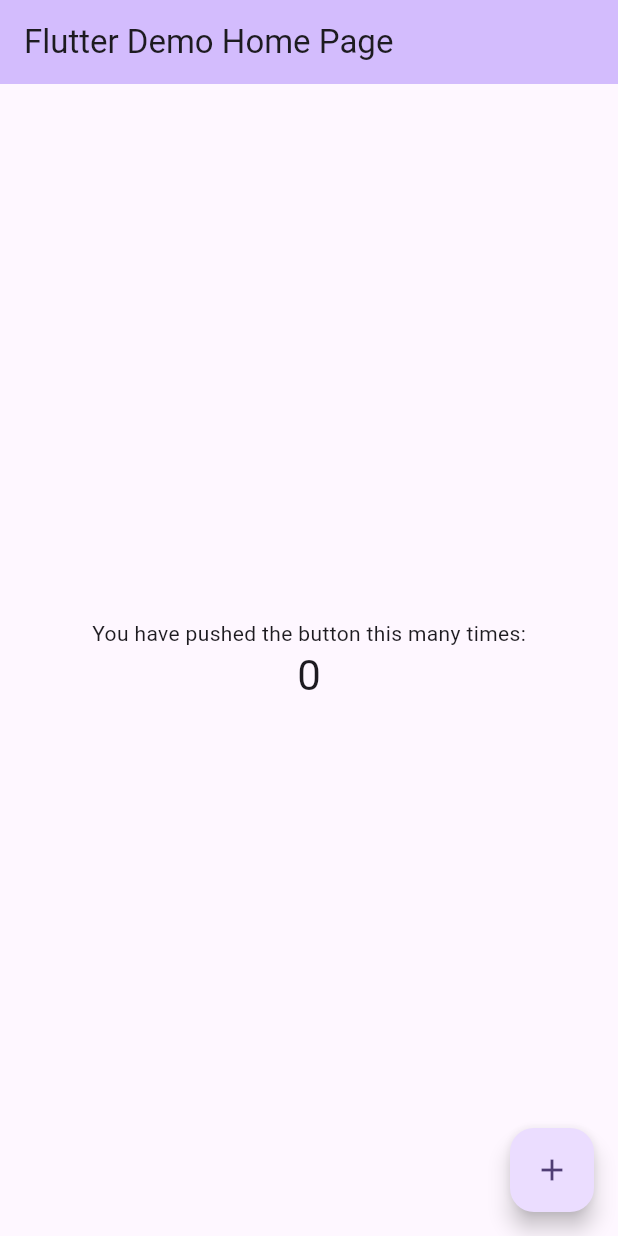
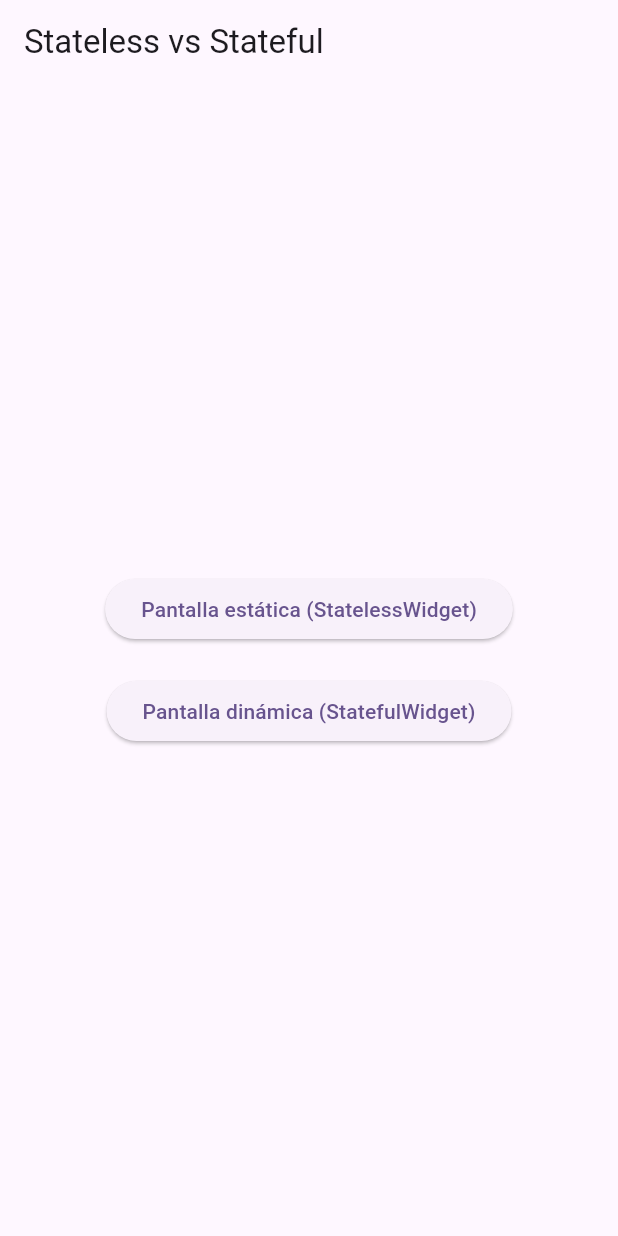
Before and after one commit to martin3093/manazco-flutter-002, a Flutter app: the screen it shows after launch, on a phone screen of 412 x 824 dp. Run offline on Flutter 3.47's test engine with Material 3 defaults, Android fonts, the phone set to English and light mode, and no system bars.

Commit message:
Prueba el prompt 1
Se agrega el directorio screens con los siguientes archivos
Se agrega el archivo con la clase  StaticScreen que extiende de StatelessWidget
Se agrega el archivo con la clase CounterScreen que extiende de StatefulWidget
Se agrega el archivo con la clase  HomeScreen que utiliza las clases StaticScreen y CounterScreen
La clase HomeScreen crea los botones pantalla estatica y  pantalla dinamica que llaman a las clases
StaticScreen y CounterScreen

```diff
--- a/lib/main.dart
+++ b/lib/main.dart
@@ -1,4 +1,5 @@
 import 'package:flutter/material.dart';
+import 'screens/home_screen.dart';
 
 void main() {
   runApp(const MyApp());
@@ -7,116 +8,14 @@ void main() {
 class MyApp extends StatelessWidget {
   const MyApp({super.key});
 
-  // This widget is the root of your application.
   @override
   Widget build(BuildContext context) {
     return MaterialApp(
-      title: 'Flutter Demo',
+      title: 'Stateless vs Stateful',
       theme: ThemeData(
-        // This is the theme of your application.
-        //
-        // TRY THIS: Try running your application with "flutter run". You'll see
-        // the application has a purple toolbar. Then, without quitting the app,
-        // try changing the seedColor in the colorScheme below to Colors.green
-        // and then invoke "hot reload" (save your changes or press the "hot
-        // reload" button in a Flutter-supported IDE, or press "r" if you used
-        // the command line to start the app).
-        //
-        // Notice that the counter didn't reset back to zero; the application
-        // state is not lost during the reload. To reset the state, use hot
-        // restart instead.
-        //
-        // This works for code too, not just values: Most code changes can be
-        // tested with just a hot reload.
         colorScheme: ColorScheme.fromSeed(seedColor: Colors.deepPurple),
       ),
-      home: const MyHomePage(title: 'Flutter Demo Home Page'),
+      home: const HomeScreen(),
     );
   }
 }
-
-class MyHomePage extends StatefulWidget {
-  const MyHomePage({super.key, required this.title});
-
-  // This widget is the home page of your application. It is stateful, meaning
-  // that it has a State object (defined below) that contains fields that affect
-  // how it looks.
-
-  // This class is the configuration for the state. It holds the values (in this
-  // case the title) provided by the parent (in this case the App widget) and
-  // used by the build method of the State. Fields in a Widget subclass are
-  // always marked "final".
-
-  final String title;
-
-  @override
-  State<MyHomePage> createState() => _MyHomePageState();
-}
-
-class _MyHomePageState extends State<MyHomePage> {
-  int _counter = 0;
-
-  void _incrementCounter() {
-    setState(() {
-      // This call to setState tells the Flutter framework that something has
-      // changed in this State, which causes it to rerun the build method below
-      // so that the display can reflect the updated values. If we changed
-      // _counter without calling setState(), then the build method would not be
-      // called again, and so nothing would appear to happen.
-      _counter++;
-    });
-  }
-
-  @override
-  Widget build(BuildContext context) {
-    // This method is rerun every time setState is called, for instance as done
-    // by the _incrementCounter method above.
-    //
-    // The Flutter framework has been optimized to make rerunning build methods
-    // fast, so that you can just rebuild anything that needs updating rather
-    // than having to individually change instances of widgets.
-    return Scaffold(
-      appBar: AppBar(
-        // TRY THIS: Try changing the color here to a specific color (to
-        // Colors.amber, perhaps?) and trigger a hot reload to see the AppBar
-        // change color while the other colors stay the same.
-        backgroundColor: Theme.of(context).colorScheme.inversePrimary,
-        // Here we take the value from the MyHomePage object that was created by
-        // the App.build method, and use it to set our appbar title.
-        title: Text(widget.title),
-      ),
-      body: Center(
-        // Center is a layout widget. It takes a single child and positions it
-        // in the middle of the parent.
-        child: Column(
-          // Column is also a layout widget. It takes a list of children and
-          // arranges them vertically. By default, it sizes itself to fit its
-          // children horizontally, and tries to be as tall as its parent.
-          //
-          // Column has various properties to control how it sizes itself and
-          // how it positions its children. Here we use mainAxisAlignment to
-          // center the children vertically; the main axis here is the vertical
-          // axis because Columns are vertical (the cross axis would be
-          // horizontal).
-          //
-          // TRY THIS: Invoke "debug painting" (choose the "Toggle Debug Paint"
-          // action in the IDE, or press "p" in the console), to see the
-          // wireframe for each widget.
-          mainAxisAlignment: MainAxisAlignment.center,
-          children: <Widget>[
-            const Text('You have pushed the button this many times:'),
-            Text(
-              '$_counter',
-              style: Theme.of(context).textTheme.headlineMedium,
-            ),
-          ],
-        ),
-      ),
-      floatingActionButton: FloatingActionButton(
-        onPressed: _incrementCounter,
-        tooltip: 'Increment',
-        child: const Icon(Icons.add),
-      ), // This trailing comma makes auto-formatting nicer for build methods.
-    );
-  }
-}
--- /dev/null
+++ b/lib/screens/home_screen.dart
@@ -0,0 +1,42 @@
+import 'package:flutter/material.dart';
+import 'static_screen.dart';
+import 'counter_screen.dart';
+
+class HomeScreen extends StatelessWidget {
+  const HomeScreen({super.key});
+
+  @override
+  Widget build(BuildContext context) {
+    return Scaffold(
+      appBar: AppBar(title: const Text('Stateless vs Stateful')),
+      body: Center(
+        child: Column(
+          mainAxisAlignment: MainAxisAlignment.center,
+          children: [
+            ElevatedButton(
+              onPressed: () {
+                Navigator.push(
+                  context,
+                  MaterialPageRoute(builder: (context) => const StaticScreen()),
+                );
+              },
+              child: const Text('Pantalla estática (StatelessWidget)'),
+            ),
+            const SizedBox(height: 20),
+            ElevatedButton(
+              onPressed: () {
+                Navigator.push(
+                  context,
+                  MaterialPageRoute(
+                    builder: (context) => const CounterScreen(),
+                  ),
+                );
+              },
+              child: const Text('Pantalla dinámica (StatefulWidget)'),
+            ),
+          ],
+        ),
+      ),
+    );
+  }
+}
--- /dev/null
+++ b/lib/screens/static_screen.dart
@@ -0,0 +1,15 @@
+import 'package:flutter/material.dart';
+
+class StaticScreen extends StatelessWidget {
+  const StaticScreen({super.key});
+
+  @override
+  Widget build(BuildContext context) {
+    return Scaffold(
+      appBar: AppBar(title: const Text('Pantalla estática')),
+      body: const Center(
+        child: Text('Este es un texto fijo.', style: TextStyle(fontSize: 24)),
+      ),
+    );
+  }
+}
```
Also changed, not shown: lib/screens/counter_screen.dart (added, +45 -0 lines).
